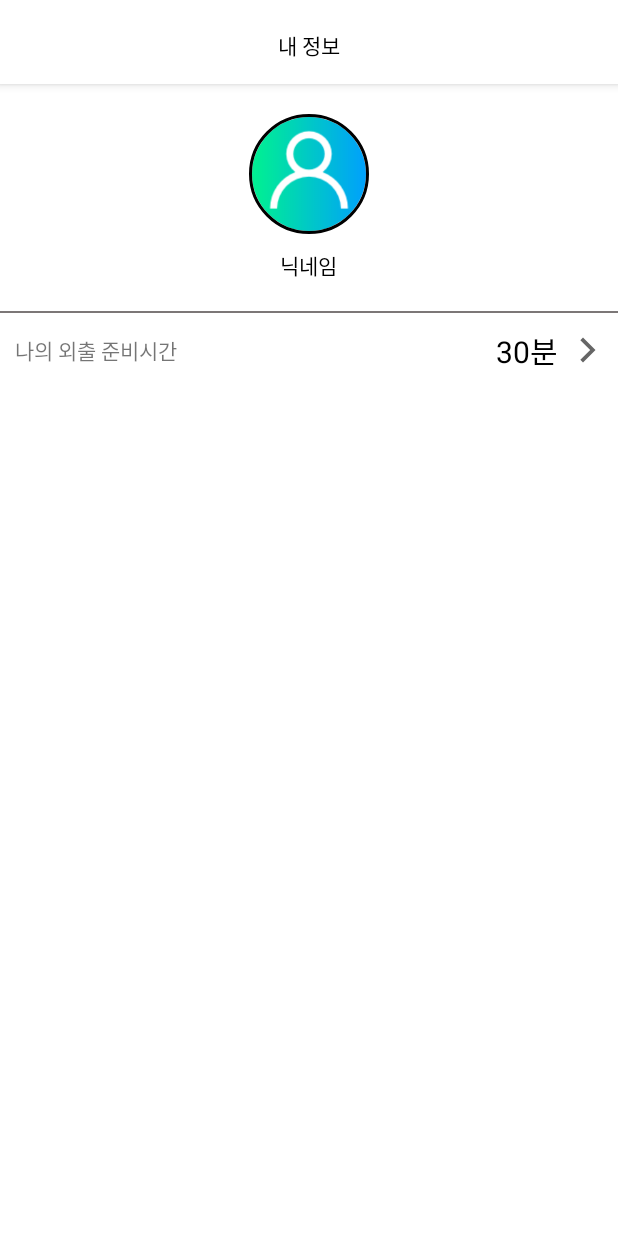
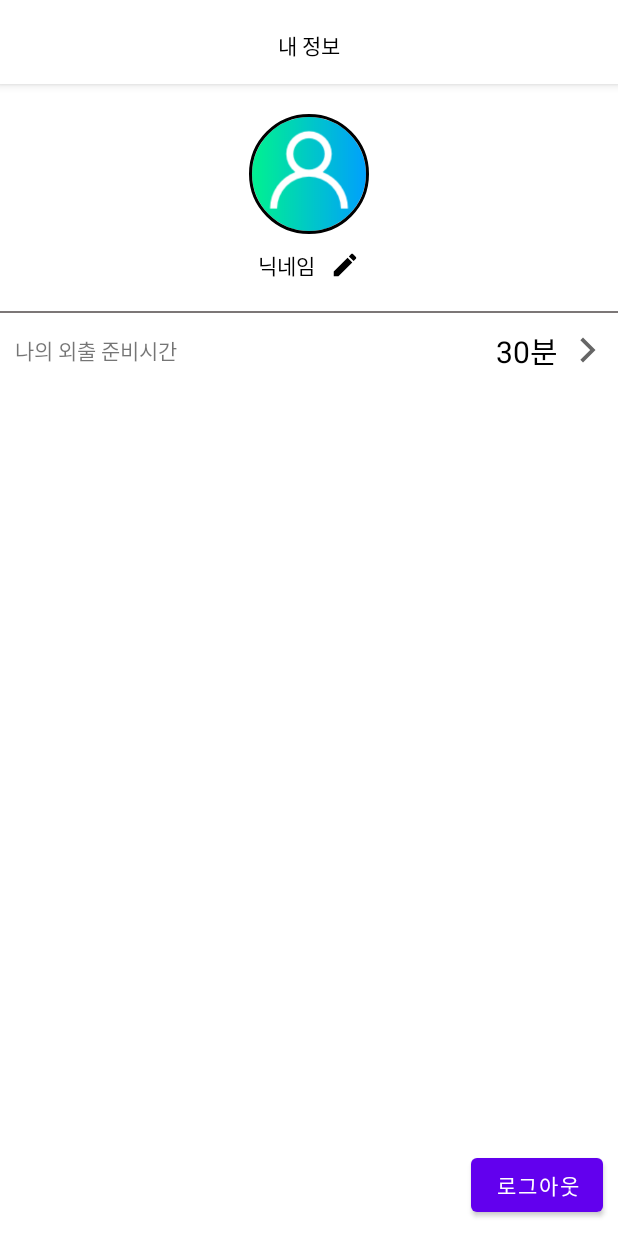
Before and after one commit to r2872/FinalProject_20210910, an Android app: the UserInfoActivity screen opened directly, with no data from a screen before it, on a phone screen of 412 x 824 dp. Run offline under Robolectric (Android 15) with nearby library versions, the phone set to English and light mode, and no system bars; our stand-ins replace CircleImageView, data binding; network calls fail; 4 statements that could not run were skipped.

Commit message:
닉네임 변경 기능, 사용자 정보 페이지에서 로그아웃 기능추가 (모든 화면 종료하고 로그인 화면으로)

```diff
--- a/app/src/main/java/com/r2872/finalproject_20210910/EditAppointmentActivity.kt
+++ b/app/src/main/java/com/r2872/finalproject_20210910/EditAppointmentActivity.kt
@@ -9,13 +9,10 @@ import androidx.databinding.DataBindingUtil
 import com.naver.maps.geometry.LatLng
 import com.naver.maps.map.CameraUpdate
 import com.naver.maps.map.MapFragment
-import com.naver.maps.map.NaverMap
-import com.naver.maps.map.OnMapReadyCallback
 import com.naver.maps.map.overlay.Marker
 import com.naver.maps.map.overlay.OverlayImage
 import com.r2872.finalproject_20210910.databinding.ActivityEditAppoinmentBinding
 import com.r2872.finalproject_20210910.datas.BasicResponse
-import net.daum.mf.map.api.MapView
 import org.json.JSONObject
 import retrofit2.Call
 import retrofit2.Callback
--- /dev/null
+++ b/app/src/main/res/drawable/ic_baseline_edit_24.xml
@@ -0,0 +1,10 @@
+<vector xmlns:android="http://schemas.android.com/apk/res/android"
+    android:width="24dp"
+    android:height="24dp"
+    android:tint="@color/black"
+    android:viewportWidth="24"
+    android:viewportHeight="24">
+    <path
+        android:fillColor="@android:color/white"
+        android:pathData="M3,17.25V21h3.75L17.81,9.94l-3.75,-3.75L3,17.25zM20.71,7.04c0.39,-0.39 0.39,-1.02 0,-1.41l-2.34,-2.34c-0.39,-0.39 -1.02,-0.39 -1.41,0l-1.83,1.83 3.75,3.75 1.83,-1.83z" />
+</vector>
--- a/app/src/main/res/layout/activity_user_info.xml
+++ b/app/src/main/res/layout/activity_user_info.xml
@@ -23,13 +23,28 @@
                 android:src="@drawable/user"
                 app:civ_border_width="2dp" />
 
-            <TextView
-                android:id="@+id/nickname_Txt"
+            <LinearLayout
                 android:layout_width="wrap_content"
                 android:layout_height="wrap_content"
                 android:layout_marginTop="10dp"
-                android:text="닉네임"
-                android:textColor="@color/black" />
+                android:gravity="center_vertical"
+                android:orientation="horizontal">
+
+                <TextView
+                    android:id="@+id/nickname_Txt"
+                    android:layout_width="wrap_content"
+                    android:layout_height="wrap_content"
+                    android:text="닉네임"
+                    android:textColor="@color/black" />
+
+                <ImageView
+                    android:id="@+id/editNickName_Btn"
+                    android:layout_width="20dp"
+                    android:layout_height="20dp"
+                    android:layout_marginStart="10dp"
+                    android:src="@drawable/ic_baseline_edit_24" />
+
+            </LinearLayout>
 
         </LinearLayout>
 
@@ -73,6 +88,20 @@
 
         </LinearLayout>
 
+        <androidx.viewpager.widget.ViewPager
+            android:layout_width="match_parent"
+            android:layout_height="0dp"
+            android:layout_weight="1"/>
+
+        <Button
+            android:id="@+id/signOut_Btn"
+            android:layout_width="wrap_content"
+            android:layout_height="wrap_content"
+            android:layout_gravity="end|bottom"
+            android:layout_marginEnd="10dp"
+            android:layout_marginBottom="10dp"
+            android:text="로그아웃" />
+
     </LinearLayout>
 
 </layout>
```
Also changed, not shown: app/src/main/java/com/r2872/finalproject_20210910/MainActivity.kt (+0 -10 lines), app/src/main/java/com/r2872/finalproject_20210910/UserInfoActivity.kt (+74 -5 lines), app/src/main/res/layout/activity_main.xml (+0 -7 lines), app/src/main/res/layout/my_custom_alert_edt_nickname.xml (added, +15 -0 lines), app/src/main/res/layout/my_custom_alert_edt_readytime.xml (renamed from app/src/main/res/layout/my_custom_alert_edt.xml).
